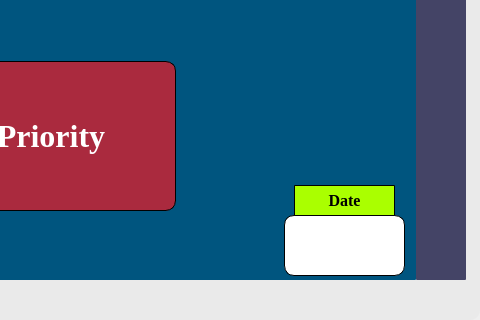
First picture: the form in ticket.ui, repository ornido77/Line-Queuing-and-Ticketing-System, before the edit; both pictures show x 720 to 1200 and y 585 to 905 of the 1200 by 905 pixel window.
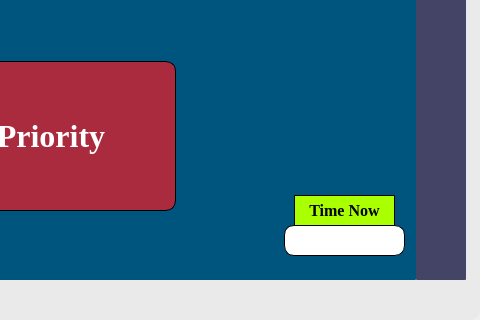
Second picture: the form after the edit.

Diff of the .ui file:
```diff
--- a/ticket.ui
+++ b/ticket.ui
@@ -319,7 +319,7 @@
              <enum>QFrame::StyledPanel</enum>
             </property>
             <property name="frameShadow">
-             <enum>QFrame::Raised</enum>
+             <enum>QFrame::Sunken</enum>
             </property>
             <widget class="QLabel" name="label">
              <property name="geometry">
@@ -900,68 +900,11 @@
               </item>
              </layout>
             </widget>
-            <widget class="QTextEdit" name="dateTime">
-             <property name="geometry">
-              <rect>
-               <x>940</x>
-               <y>760</y>
-               <width>121</width>
-               <height>61</height>
-              </rect>
-             </property>
-             <property name="minimumSize">
-              <size>
-               <width>0</width>
-               <height>0</height>
-              </size>
-             </property>
-             <property name="maximumSize">
-              <size>
-               <width>150</width>
-               <height>100</height>
-              </size>
-             </property>
-             <property name="font">
-              <font>
-               <pointsize>10</pointsize>
-               <weight>75</weight>
-               <bold>true</bold>
-              </font>
-             </property>
-             <property name="cursor" stdset="0">
-              <cursorShape>ForbiddenCursor</cursorShape>
-             </property>
-             <property name="layoutDirection">
-              <enum>Qt::RightToLeft</enum>
-             </property>
-             <property name="styleSheet">
-              <string notr="true">background-color: rgb(255, 255, 255);
-color: green;
-border-style: outset;
-border-width:1px;
-border-radius: 10px;
-border-color: black;
-padding: 6px;
-mid-width: 10px;</string>
-             </property>
-             <property name="frameShadow">
-              <enum>QFrame::Plain</enum>
-             </property>
-             <property name="verticalScrollBarPolicy">
-              <enum>Qt::ScrollBarAlwaysOff</enum>
-             </property>
-             <property name="horizontalScrollBarPolicy">
-              <enum>Qt::ScrollBarAlwaysOff</enum>
-             </property>
-             <property name="readOnly">
-              <bool>false</bool>
-             </property>
-            </widget>
             <widget class="QLabel" name="label_6">
              <property name="geometry">
               <rect>
                <x>950</x>
-               <y>730</y>
+               <y>740</y>
                <width>101</width>
                <height>31</height>
               </rect>
@@ -982,7 +925,7 @@
 mid-width: 10px;</string>
              </property>
              <property name="text">
-              <string>Date</string>
+              <string>Time Now</string>
              </property>
              <property name="alignment">
               <set>Qt::AlignCenter</set>
@@ -1196,6 +1139,42 @@
               </item>
              </layout>
             </widget>
+            <widget class="QLabel" name="dateTime">
+             <property name="geometry">
+              <rect>
+               <x>940</x>
+               <y>770</y>
+               <width>121</width>
+               <height>31</height>
+              </rect>
+             </property>
+             <property name="font">
+              <font>
+               <pointsize>11</pointsize>
+               <weight>75</weight>
+               <bold>true</bold>
+              </font>
+             </property>
+             <property name="styleSheet">
+              <string notr="true">background-color: rgb(255, 255, 255);
+color: green;
+border-style: outset;
+border-width:1px;
+border-radius: 10px;
+border-color: black;
+padding: 6px;
+mid-width: 10px;</string>
+             </property>
+             <property name="frameShadow">
+              <enum>QFrame::Raised</enum>
+             </property>
+             <property name="text">
+              <string/>
+             </property>
+             <property name="alignment">
+              <set>Qt::AlignCenter</set>
+             </property>
+            </widget>
            </widget>
           </item>
           <item>
```
